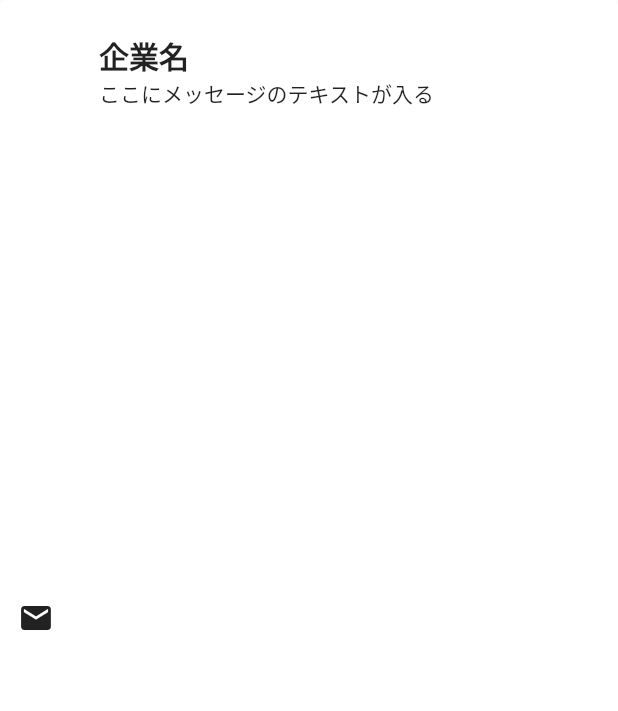
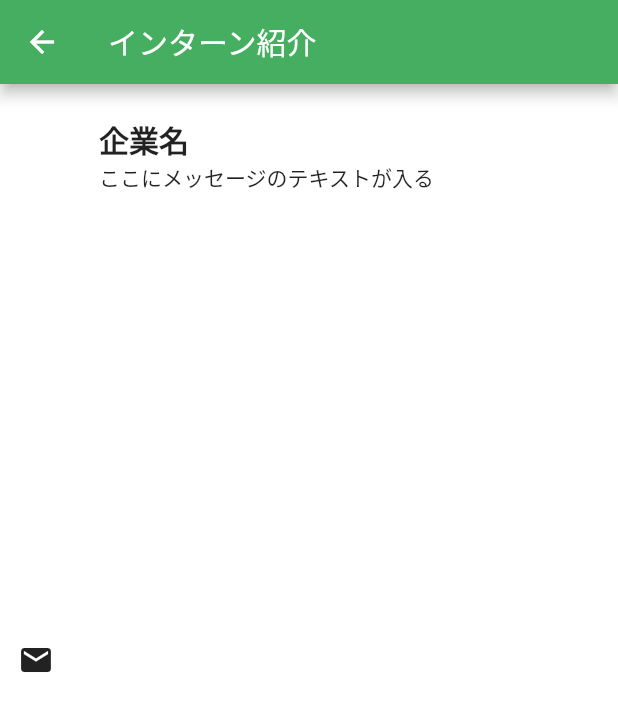
Before and after one commit to mafreud/developer_bidding, a Flutter app: the ChatListCard screen opened directly, on a phone screen of 412 x 824 dp. Shown: the top 711 px of the screen. Run offline on Flutter 3.47's test engine with Material 2 defaults, Android fonts, the light colour scheme and no system bars; our stand-ins replace animated_text_kit, cloud_firestore, firebase_auth, modal_progress_hud; accounts and stored records are empty.

Commit message:
add appBar on インターン紹介

```diff
--- a/lib/screens/chat_list_screen.dart
+++ b/lib/screens/chat_list_screen.dart
@@ -4,6 +4,7 @@ import 'package:easy_fund/screens/chat_screen.dart';
 import 'package:cloud_firestore/cloud_firestore.dart';
 import 'package:firebase_auth/firebase_auth.dart';
 import 'package:easy_fund/components/chat_data.dart';
+import 'package:easy_fund/components/colors.dart';
 
 FirebaseUser User;
 final _auth = FirebaseAuth.instance;
@@ -21,10 +22,7 @@ class _ChatListScreenState extends State<ChatListScreen> {
       Firestore.instance.collection('userInfo');
   final _auth = FirebaseAuth.instance;
 
-
-
   @override
-
   void getCurrentUser() async {
     try {
       final user = await _auth.currentUser();
@@ -35,6 +33,7 @@ class _ChatListScreenState extends State<ChatListScreen> {
       print(e);
     }
   }
+
   void initState() {
     // TODO: implement initState
     super.initState();
@@ -82,7 +81,13 @@ class _ChatListScreenState extends State<ChatListScreen> {
 class ChatListCard extends StatelessWidget {
   @override
   Widget build(BuildContext context) {
-    return GestureDetector(
+    return Scaffold(
+      backgroundColor: Colors.white,
+      appBar: AppBar(
+        title: Text('インターン紹介'),
+        backgroundColor: easyFundMainColor,
+      ),
+      body: GestureDetector(
         onTap: () {
           Navigator.pushNamed(context, ChatScreen.id);
         },
@@ -96,8 +101,8 @@ class ChatListCard extends StatelessWidget {
               children: <Widget>[
                 Icon(Icons.email),
                 Padding(
-                padding:
-                    const EdgeInsets.only(top: 10.0, bottom: 10.0, left: 30.0),
+                  padding: const EdgeInsets.only(
+                      top: 10.0, bottom: 10.0, left: 30.0),
                   child: Column(
                     crossAxisAlignment: CrossAxisAlignment.start,
                     children: <Widget>[
@@ -111,6 +116,7 @@ class ChatListCard extends StatelessWidget {
                   ),
                 )
               ],
+            ),
           ),
         ),
       ),
```
Also changed, not shown: 1 other file. Lines whose indentation alone changed are shown as unchanged.
